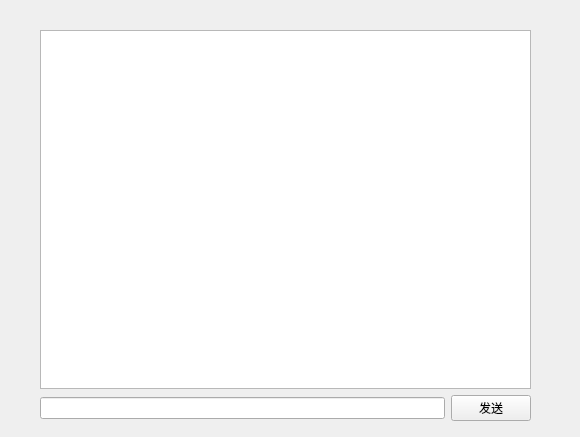
First picture: the form in TcpClient/privatechat.ui, repository skylisxk/QTcloud_pan, before the edit.
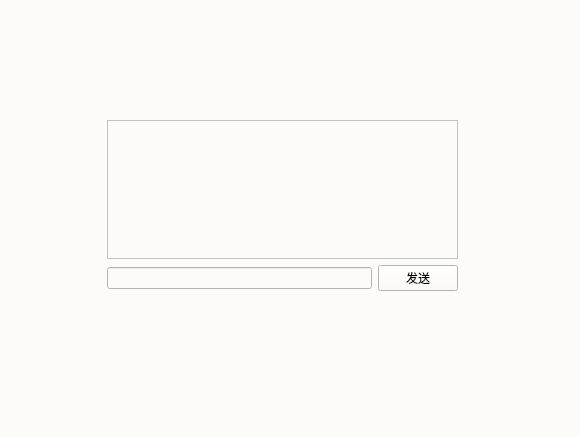
Second picture: the form after the edit.

The edit to the form file:
```diff
--- a/TcpClient/privatechat.ui
+++ b/TcpClient/privatechat.ui
@@ -13,26 +13,44 @@
   <property name="windowTitle">
    <string>Form</string>
   </property>
+  <property name="styleSheet">
+   <string notr="true">background-color: #fdfbf7;</string>
+  </property>
   <widget class="QWidget" name="">
    <property name="geometry">
     <rect>
-     <x>40</x>
-     <y>30</y>
-     <width>491</width>
-     <height>391</height>
+     <x>107</x>
+     <y>120</y>
+     <width>351</width>
+     <height>171</height>
     </rect>
    </property>
    <layout class="QVBoxLayout" name="verticalLayout">
     <item>
-     <widget class="QTextEdit" name="showMsg"/>
+     <widget class="QTextEdit" name="showMsg">
+      <property name="styleSheet">
+       <string notr="true">background-color: qlineargradient(x1:0, y1:0, x2:0, y2:1,
+    stop:0 #ffffff, stop:1 #f0f0f0);
+border-color: rgb(255, 255, 255);</string>
+      </property>
+     </widget>
     </item>
     <item>
      <layout class="QHBoxLayout" name="horizontalLayout">
       <item>
-       <widget class="QLineEdit" name="inputMsg"/>
+       <widget class="QLineEdit" name="inputMsg">
+        <property name="styleSheet">
+         <string notr="true">background-color: qlineargradient(x1:0, y1:0, x2:0, y2:1,
+    stop:0 #ffffff, stop:1 #f0f0f0);</string>
+        </property>
+       </widget>
       </item>
       <item>
        <widget class="QPushButton" name="sendMsg">
+        <property name="styleSheet">
+         <string notr="true">background-color: qlineargradient(x1:0, y1:0, x2:0, y2:1,
+    stop:0 #ffffff, stop:1 #f0f0f0);</string>
+        </property>
         <property name="text">
          <string>发送</string>
         </property>
```
